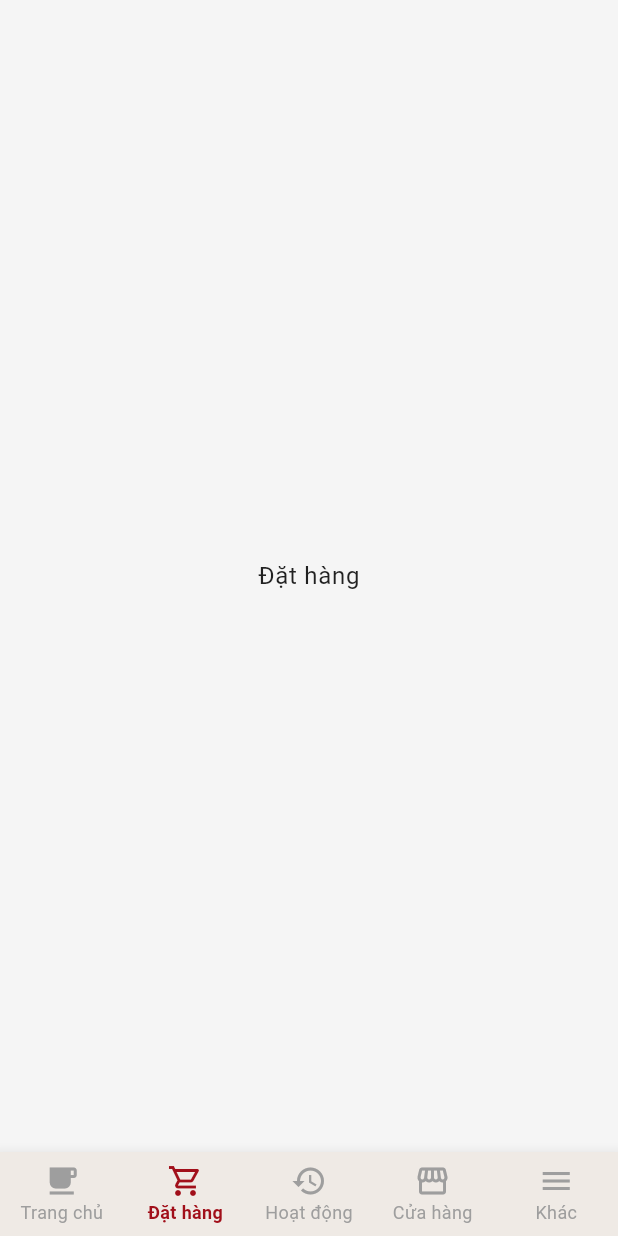
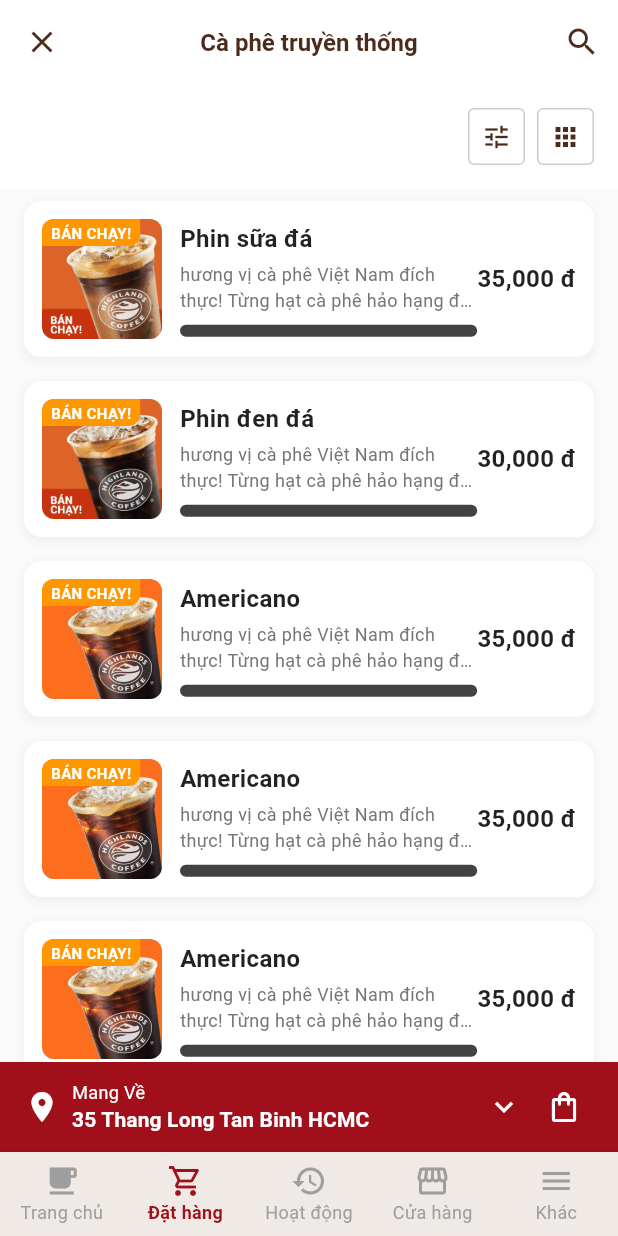
Before and after one commit to hgiai456/app_Sdrink, a Flutter app: the screen it shows after launch, item 2 of the bottom bar chosen, on a phone screen of 412 x 824 dp. Run offline on Flutter 3.47's test engine with Material 3 defaults, Android fonts, the phone set to English and light mode, and no system bars.

Commit message:
Next commit

```diff
--- /dev/null
+++ b/app_selldrinks/lib/components/product_item.dart
@@ -0,0 +1,125 @@
+import 'package:app_selldrinks/models/Product.dart';
+import 'package:flutter/material.dart';
+
+class ProductItem extends StatelessWidget {
+  final Product product;
+  final VoidCallback? onTap;
+
+  const ProductItem({super.key, required this.product, this.onTap});
+
+  @override
+  Widget build(BuildContext context) {
+    return GestureDetector(
+      onTap: onTap,
+      child: Container(
+        margin: const EdgeInsets.symmetric(horizontal: 16, vertical: 8),
+        padding: const EdgeInsets.all(12),
+        decoration: BoxDecoration(
+          color: Colors.white,
+          borderRadius: BorderRadius.circular(12),
+          boxShadow: [
+            BoxShadow(
+              color: Colors.grey.withOpacity(0.1),
+              spreadRadius: 1,
+              blurRadius: 4,
+              offset: const Offset(0, 2),
+            ),
+          ],
+        ),
+        child: Row(
+          children: [
+            Stack(
+              children: [
+                Container(
+                  width: 80,
+                  height: 80,
+                  decoration: BoxDecoration(
+                    borderRadius: BorderRadius.circular(8),
+                    image: DecorationImage(
+                      image: AssetImage(product.imageUrl),
+                      fit: BoxFit.cover,
+                    ),
+                  ),
+                ),
+                if (product.badge != null)
+                  Positioned(
+                    left: 0,
+                    top: 0,
+                    child: Container(
+                      padding: const EdgeInsets.symmetric(
+                        horizontal: 6,
+                        vertical: 2,
+                      ),
+                      decoration: const BoxDecoration(
+                        color: Colors.orange,
+                        borderRadius: BorderRadius.only(
+                          topLeft: Radius.circular(8),
+                          bottomRight: Radius.circular(8),
+                        ),
+                      ),
+                      child: Text(
+                        product.badge!,
+                        style: const TextStyle(
+                          color: Colors.white,
+                          fontSize: 10,
+                          fontWeight: FontWeight.bold,
+                        ),
+                      ),
+                    ),
+                  ),
+              ],
+            ),
+            const SizedBox(width: 12),
+            Expanded(
+              child: Column(
+                crossAxisAlignment: CrossAxisAlignment.start,
+                children: [
+                  Text(
+                    product.name,
+                    style: const TextStyle(
+                      fontSize: 16,
+                      fontWeight: FontWeight.bold,
+                      color: Colors.black87,
+                    ),
+                  ),
+                  const SizedBox(height: 4),
+                  Text(
+                    product.description,
+                    style: TextStyle(fontSize: 12, color: Colors.grey[600]),
+                    maxLines: 2,
+                    overflow: TextOverflow.ellipsis,
+                  ),
+                  const SizedBox(height: 8),
+                  Container(
+                    padding: const EdgeInsets.symmetric(
+                      horizontal: 8,
+                      vertical: 4,
+                    ),
+                    decoration: BoxDecoration(
+                      color: Colors.grey[800],
+                      borderRadius: BorderRadius.circular(12),
+                    ),
+                  ),
+                ],
+              ),
+            ),
+            Column(
+              mainAxisAlignment: MainAxisAlignment.center,
+              crossAxisAlignment: CrossAxisAlignment.end,
+              children: [
+                Text(
+                  '${product.price.toStringAsFixed(0).replaceAllMapped(RegExp(r'(\d{1,3})(?=(\d{3})+(?!\d))'), (Match m) => '${m[1]},')} đ',
+                  style: const TextStyle(
+                    fontSize: 16,
+                    fontWeight: FontWeight.bold,
+                    color: Colors.black87,
+                  ),
+                ),
+              ],
+            ),
+          ],
+        ),
+      ),
+    );
+  }
+}
--- /dev/null
+++ b/app_selldrinks/lib/models/Product.dart
@@ -0,0 +1,17 @@
+class Product {
+  final int id;
+  final String name;
+  final String description;
+  final int price;
+  final String imageUrl;
+  final String? badge;
+
+  Product({
+    required this.id,
+    required this.name,
+    required this.description,
+    required this.price,
+    required this.imageUrl,
+    this.badge,
+  });
+}
--- a/app_selldrinks/lib/screens/home_screen.dart
+++ b/app_selldrinks/lib/screens/home_screen.dart
@@ -1,4 +1,5 @@
 import 'package:flutter/material.dart';
+import 'package:app_selldrinks/screens/products_list_screen.dart';
 
 class HomeScreen extends StatefulWidget {
   const HomeScreen({super.key});
@@ -25,9 +26,7 @@
             style: Theme.of(context).textTheme.titleLarge,
           ),
         ),
-        Center(
-          child: Text('Đặt hàng', style: Theme.of(context).textTheme.bodyLarge),
-        ),
+        const ProductListScreen(), //gọi class ProductListScreen() sẽ chuyển đến trang này khi nhấn đặt hàng
         Center(
           child: Text(
             'Hoạt động',
@@ -35,7 +34,7 @@
           ),
         ),
         Center(
-          child: Text('Của hàng', style: Theme.of(context).textTheme.bodyLarge),
+          child: Text('Cửa hàng', style: Theme.of(context).textTheme.bodyLarge),
         ),
         Center(
           child: Text('Khác', style: Theme.of(context).textTheme.bodyLarge),
--- /dev/null
+++ b/app_selldrinks/lib/screens/products_list_screen.dart
@@ -0,0 +1,217 @@
+import 'package:app_selldrinks/components/product_item.dart';
+import 'package:app_selldrinks/models/Product.dart';
+import 'package:app_selldrinks/screens/home_screen.dart';
+import 'package:flutter/material.dart';
+
+class ProductListScreen extends StatefulWidget {
+  const ProductListScreen({super.key});
+
+  @override
+  State<StatefulWidget> createState() => _ProductListScreenState();
+}
+
+class _ProductListScreenState extends State<ProductListScreen> {
+  final List<Product> products = [
+    Product(
+      id: 1,
+      name: 'Phin sữa đá',
+      description:
+          'hương vị cà phê Việt Nam đích thực! Từng hạt cà phê hảo hạng được chọn bằng tay, phối trộn độc đáo giữa hạt Robusta từ cao nguyên Việt Nam, thêm Arabica thơm lừng',
+      price: 35000,
+      imageUrl:
+          'assets/images/phin-sua-da-eae59734-6d54-471e-a34f-7ffe0fb68e6c.webp',
+      badge: "BÁN CHẠY!",
+    ),
+    Product(
+      id: 2,
+      name: 'Phin đen đá',
+      description:
+          'hương vị cà phê Việt Nam đích thực! Từng hạt cà phê hảo hạng được chọn bằng tay, phối trộn độc đáo giữa hạt Robusta từ cao nguyên Việt Nam, thêm Arabica thơm lừng',
+      price: 30000,
+      imageUrl: 'assets/images/phin-den-da.webp',
+      badge: "BÁN CHẠY!",
+    ),
+    Product(
+      id: 3,
+      name: 'Americano',
+      description:
+          'hương vị cà phê Việt Nam đích thực! Từng hạt cà phê hảo hạng được chọn bằng tay, phối trộn độc đáo giữa hạt Robusta từ cao nguyên Việt Nam, thêm Arabica thơm lừng',
+      price: 35000,
+      imageUrl: 'assets/images/americano.webp',
+      badge: "BÁN CHẠY!",
+    ),
+
+    Product(
+      id: 4,
+      name: 'Americano',
+      description:
+          'hương vị cà phê Việt Nam đích thực! Từng hạt cà phê hảo hạng được chọn bằng tay, phối trộn độc đáo giữa hạt Robusta từ cao nguyên Việt Nam, thêm Arabica thơm lừng',
+      price: 35000,
+      imageUrl: 'assets/images/americano.webp',
+      badge: "BÁN CHẠY!",
+    ),
+    Product(
+      id: 5,
+      name: 'Americano',
+      description:
+          'hương vị cà phê Việt Nam đích thực! Từng hạt cà phê hảo hạng được chọn bằng tay, phối trộn độc đáo giữa hạt Robusta từ cao nguyên Việt Nam, thêm Arabica thơm lừng',
+      price: 35000,
+      imageUrl: 'assets/images/americano.webp',
+      badge: "BÁN CHẠY!",
+    ),
+    Product(
+      id: 6,
+      name: 'Americano',
+      description:
+          'hương vị cà phê Việt Nam đích thực! Từng hạt cà phê hảo hạng được chọn bằng tay, phối trộn độc đáo giữa hạt Robusta từ cao nguyên Việt Nam, thêm Arabica thơm lừng',
+      price: 35000,
+      imageUrl: 'assets/images/americano.webp',
+      badge: "BÁN CHẠY!",
+    ),
+    Product(
+      id: 7,
+      name: 'Americano',
+      description:
+          'hương vị cà phê Việt Nam đích thực! Từng hạt cà phê hảo hạng được chọn bằng tay, phối trộn độc đáo giữa hạt Robusta từ cao nguyên Việt Nam, thêm Arabica thơm lừng',
+      price: 35000,
+      imageUrl: 'assets/images/americano.webp',
+      badge: "BÁN CHẠY!",
+    ),
+  ];
+
+  @override
+  Widget build(BuildContext context) {
+    return Scaffold(
+      backgroundColor: Colors.grey[50],
+      appBar: AppBar(
+        backgroundColor: Colors.white,
+        elevation: 0,
+        leading: IconButton(
+          icon: Icon(Icons.close, color: Theme.of(context).iconTheme.color),
+          onPressed: () {
+            Navigator.pushAndRemoveUntil(
+              context,
+              MaterialPageRoute(builder: (context) => const HomeScreen()),
+              (Route<dynamic> route) => false,
+            );
+          }, //Xử lý khi CLick
+        ),
+        title: Text(
+          "Cà phê truyền thống",
+          style: TextStyle(
+            color: Theme.of(context).textTheme.bodyMedium!.color, // #4B2B1B
+            fontSize: 16,
+            fontWeight: FontWeight.bold,
+          ),
+        ),
+        centerTitle: true,
+        actions: [
+          IconButton(
+            icon: Icon(Icons.search, color: Theme.of(context).iconTheme.color),
+            onPressed: () {
+              //Xử lý sự kiện click
+            },
+          ),
+        ],
+      ),
+      body: Column(
+        children: [
+          Container(
+            color: Colors.white,
+            padding: const EdgeInsets.all(16),
+            child: Row(
+              mainAxisAlignment: MainAxisAlignment.end,
+              children: [
+                Container(
+                  padding: const EdgeInsets.all(8),
+                  decoration: BoxDecoration(
+                    border: Border.all(color: const Color(0xFFCCCCCC)),
+                    borderRadius: BorderRadius.circular(4),
+                  ),
+                  child: Icon(
+                    Icons.tune,
+                    size: 20,
+                    color: Theme.of(context).iconTheme.color,
+                  ),
+                ),
+                const SizedBox(width: 8),
+                Container(
+                  padding: const EdgeInsets.all(8),
+                  decoration: BoxDecoration(
+                    border: Border.all(color: const Color(0xFFCCCCCC)),
+                    borderRadius: BorderRadius.circular(4),
+                  ),
+                  child: Icon(
+                    Icons.apps,
+                    size: 20,
+                    color: Theme.of(context).iconTheme.color, // #4B2B1B
+                  ),
+                ),
+              ],
+            ),
+          ),
+          Expanded(
+            //Danh sách sản phẩm
+            child: ListView.builder(
+              itemCount: products.length,
+              itemBuilder: (context, index) {
+                return ProductItem(
+                  product: products[index],
+                  onTap: () {
+                    ScaffoldMessenger.of(context).showSnackBar(
+                      SnackBar(
+                        content: Text('Đã chọn ${products[index].name}'),
+                        backgroundColor: Theme.of(context).primaryColor,
+                        duration: const Duration(seconds: 1),
+                      ),
+                    );
+                  },
+                );
+              },
+            ),
+          ),
+        ],
+      ),
+      //Button đặt hàng
+      bottomSheet: Container(
+        height: 60,
+        color: Theme.of(context).primaryColor,
+        child: Row(
+          children: [
+            const SizedBox(width: 16),
+            const Icon(Icons.location_on, color: Colors.white),
+            const SizedBox(width: 8),
+            Expanded(
+              child: Column(
+                mainAxisAlignment: MainAxisAlignment.center,
+                crossAxisAlignment: CrossAxisAlignment.start,
+                children: [
+                  Text(
+                    'Mang Về',
+                    style: TextStyle(color: Colors.white, fontSize: 12),
+                  ),
+                  Text(
+                    '35 Thang Long Tan Binh HCMC',
+                    style: Theme.of(context).textTheme.labelLarge?.copyWith(
+                      fontSize: 14,
+                    ), // Sử dụng style từ theme
+                  ), //Địa chỉ cửa hàng đã chọn
+                ],
+              ),
+            ),
+            const Icon(Icons.keyboard_arrow_down, color: Colors.white),
+            const SizedBox(width: 8),
+            Container(
+              padding: const EdgeInsets.all(8),
+              child: const Icon(
+                Icons.shopping_bag_outlined,
+                color: Colors.white,
+              ),
+            ),
+            const SizedBox(width: 16),
+          ],
+        ),
+      ),
+    );
+  }
+}
--- a/app_selldrinks/pubspec.yaml
+++ b/app_selldrinks/pubspec.yaml
@@ -54,7 +54,7 @@
     # the material Icons class.
     uses-material-design: true
     assets:
-        - assets/images/coffee-beans.png
+        - assets/images/
 
     # To add assets to your application, add an assets section, like this:
     # assets:
```
Also changed, not shown: app_selldrinks/assets/images/americano.webp (added), app_selldrinks/assets/images/latte.webp (added), app_selldrinks/assets/images/phin-den-da.webp (added), app_selldrinks/assets/images/phin-sua-da-eae59734-6d54-471e-a34f-7ffe0fb68e6c.webp (added).
